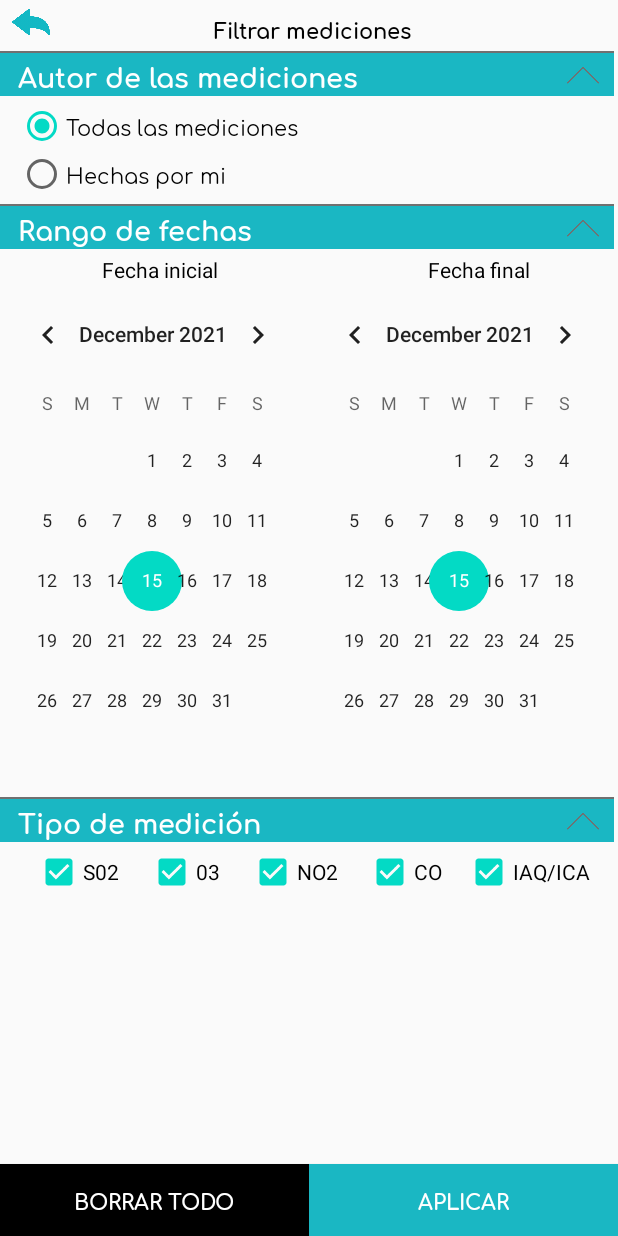
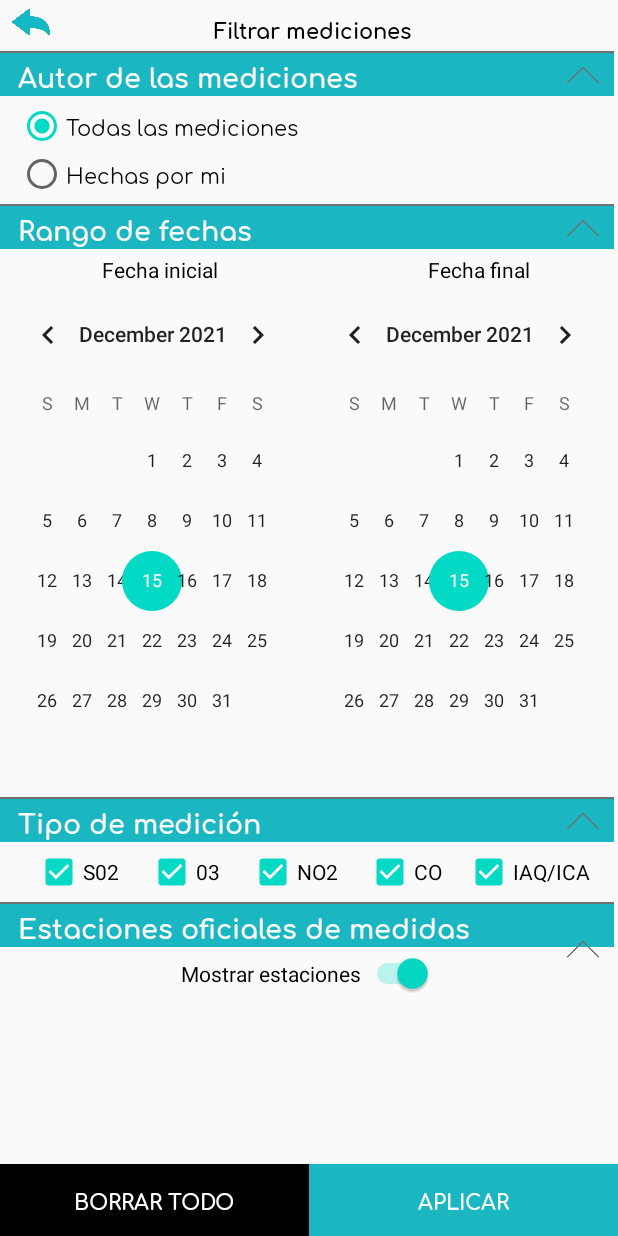
Before and after one commit to AusiasBM/GTI-3A-airlity-mobile, an Android app: the FiltrosActivity screen opened directly, with no data from a screen before it, on a phone screen of 412 x 824 dp. Run offline under Robolectric (Android 15) with nearby library versions, the phone set to English and light mode, and no system bars.

Commit message:
Filtro mostrar estaciones oficiales

```diff
--- a/Airlity/app/src/main/java/com/example/tricoenvironment/airlity/FiltrosActivity.java
+++ b/Airlity/app/src/main/java/com/example/tricoenvironment/airlity/FiltrosActivity.java
@@ -14,6 +14,7 @@ import android.widget.CheckBox;
 import android.widget.ImageView;
 import android.widget.RadioButton;
 import android.widget.RadioGroup;
+import android.widget.Switch;
 import android.widget.TextView;
 
 import org.w3c.dom.Text;
@@ -29,9 +30,10 @@ public class FiltrosActivity extends AppCompatActivity {
     CalendarView cv_inicio, cv_fin;
     Boolean fechaInicioSeleccionada = false;
     Boolean fechaFinSeleccionada = false;
-    ImageView iv_abrir_autor, iv_abrir_fechas, iv_abrir_tipo_mediciones, iv_abrir_posicion, iv_volver;
+    ImageView iv_abrir_autor, iv_abrir_fechas, iv_abrir_tipo_mediciones, iv_abrir_estaciones, iv_volver;
     TextView tv_fechaIni, tv_fechaFin;
     CheckBox cb_o3, cb_no2, cb_co, cb_so2, cb_iaq;
+    Switch switch_estaciones;
 
     @Override
     protected void onCreate(Bundle savedInstanceState) {
@@ -56,8 +58,8 @@ public class FiltrosActivity extends AppCompatActivity {
         cb_so2=findViewById(R.id.cb_SO2);
         cb_iaq=findViewById(R.id.cb_IAQ);
         iv_volver=findViewById(R.id.iv_volver);
-
-
+        switch_estaciones=findViewById(R.id.switch_estaciones);
+        iv_abrir_estaciones=findViewById(R.id.iv_abrir_estaciones);
 
         Intent intent = getIntent();
         long fechaInicioIntent = intent.getLongExtra("fechaInicio", 0);
@@ -114,6 +116,13 @@ public class FiltrosActivity extends AppCompatActivity {
             cb_iaq.setChecked(false);
         }
 
+        int mostrarEstaciones = intent.getIntExtra("mostrarEstaciones", 0);
+        if(mostrarEstaciones == 0){
+            switch_estaciones.setChecked(true);
+        } else {
+            switch_estaciones.setChecked(false);
+        }
+
 
         cv_inicio.setOnDateChangeListener(new CalendarView.OnDateChangeListener() {
             @Override
@@ -149,6 +158,18 @@ public class FiltrosActivity extends AppCompatActivity {
             }
         });
 
+        iv_abrir_estaciones.setOnClickListener(new View.OnClickListener() {
+            @Override
+            public void onClick(View v) {
+                if (switch_estaciones.getVisibility()==View.VISIBLE){
+                    switch_estaciones.setVisibility(View.GONE);
+                    iv_abrir_estaciones.setImageResource(R.drawable.flecha_abajo);
+                }else{
+                    switch_estaciones.setVisibility(View.VISIBLE);
+                    iv_abrir_estaciones.setImageResource(R.drawable.flecha_arriba);
+                }
+            }
+        });
         iv_abrir_fechas.setOnClickListener(new View.OnClickListener() {
             @Override
             public void onClick(View v) {
@@ -212,6 +233,7 @@ public class FiltrosActivity extends AppCompatActivity {
                 cb_no2.setChecked(true);
                 cb_o3.setChecked(true);
                 cb_so2.setChecked(true);
+                switch_estaciones.setChecked(true);
             }
         });
 
@@ -229,6 +251,13 @@ public class FiltrosActivity extends AppCompatActivity {
                 }
                 intent.putExtra("autorMediciones", autorMediciones);
 
+                int mostrarEstaciones;
+                if (switch_estaciones.isChecked()){
+                    mostrarEstaciones=0;
+                }else{
+                    mostrarEstaciones=1;
+                }
+                intent.putExtra("mostrarEstaciones", mostrarEstaciones);
                 //Obtener fechas mediciones
                 long fechaInicio = 0;
                 if(fechaInicioSeleccionada) {
--- a/Airlity/app/src/main/res/layout/activity_filtros.xml
+++ b/Airlity/app/src/main/res/layout/activity_filtros.xml
@@ -118,6 +118,16 @@
                 app:layout_constraintStart_toStartOf="parent"
                 app:layout_constraintTop_toBottomOf="@+id/cv_inicio" />
 
+            <View
+                android:id="@+id/divider2"
+                android:layout_width="409dp"
+                android:layout_height="1dp"
+                android:layout_marginTop="4dp"
+                android:background="@color/colorGrey"
+                app:layout_constraintEnd_toEndOf="parent"
+                app:layout_constraintStart_toStartOf="parent"
+                app:layout_constraintTop_toBottomOf="@+id/cb_no2" />
+
             <RadioGroup
                 android:id="@+id/rg_autoria"
                 android:layout_width="wrap_content"
@@ -205,6 +215,21 @@
                 app:layout_constraintStart_toStartOf="parent"
                 app:layout_constraintTop_toBottomOf="@+id/divider6" />
 
+            <TextView
+                android:id="@+id/textView23"
+                android:layout_width="0dp"
+                android:layout_height="wrap_content"
+                android:background="@color/colorPrimary"
+                android:fontFamily="@font/comfortaa_bold"
+                android:paddingStart="12dp"
+                android:text="Estaciones oficiales de medidas"
+                android:textColor="#FFFFFF"
+                android:textSize="18dp"
+                app:layout_constraintEnd_toEndOf="parent"
+                app:layout_constraintHorizontal_bias="1.0"
+                app:layout_constraintStart_toStartOf="parent"
+                app:layout_constraintTop_toBottomOf="@+id/divider2" />
+
             <ImageView
                 android:id="@+id/iv_abrir_calendarios"
                 android:layout_width="25dp"
@@ -229,6 +254,18 @@
                 app:layout_constraintTop_toBottomOf="@+id/divider6"
                 app:srcCompat="@drawable/flecha_arriba" />
 
+            <ImageView
+                android:id="@+id/iv_abrir_estaciones"
+                android:layout_width="25dp"
+                android:layout_height="25dp"
+                android:layout_marginEnd="8dp"
+                app:layout_constraintBottom_toBottomOf="parent"
+                app:layout_constraintEnd_toEndOf="@+id/textView25"
+                app:layout_constraintHorizontal_bias="1.0"
+                app:layout_constraintStart_toStartOf="@+id/textView25"
+                app:layout_constraintTop_toBottomOf="@+id/divider2"
+                app:srcCompat="@drawable/flecha_arriba" />
+
             <CheckBox
                 android:id="@+id/cb_CO"
                 android:layout_width="wrap_content"
@@ -251,6 +288,17 @@
                 app:layout_constraintHorizontal_bias="0.5"
                 app:layout_constraintStart_toEndOf="@+id/cb_CO"
                 app:layout_constraintTop_toTopOf="@+id/cb_CO" />
+
+            <Switch
+                android:id="@+id/switch_estaciones"
+                android:layout_width="wrap_content"
+                android:layout_height="wrap_content"
+                android:layout_marginTop="4dp"
+                android:text="Mostrar estaciones"
+                app:layout_constraintBottom_toBottomOf="parent"
+                app:layout_constraintEnd_toEndOf="parent"
+                app:layout_constraintStart_toStartOf="parent"
+                app:layout_constraintTop_toBottomOf="@+id/textView23" />
 
         </androidx.constraintlayout.widget.ConstraintLayout>
     </ScrollView>
```
Also changed, not shown: Airlity/app/src/main/java/com/example/tricoenvironment/airlity/MapaActivity.java (+43 -4 lines), Airlity/app/src/main/res/layout/activity_mapa.xml (+21 -3 lines), Airlity/app/src/main/res/drawable/borde.png (added), Airlity/app/src/main/res/drawable/borde_leyenda.png (added), Airlity/app/src/main/res/drawable/borde_negro.png (added).
